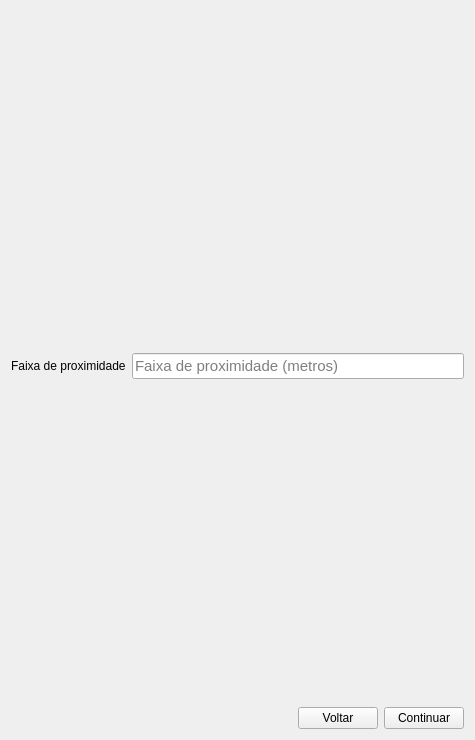
First picture: the form in screens/overlay_feature.ui, repository spuhub/prisma, before the edit.
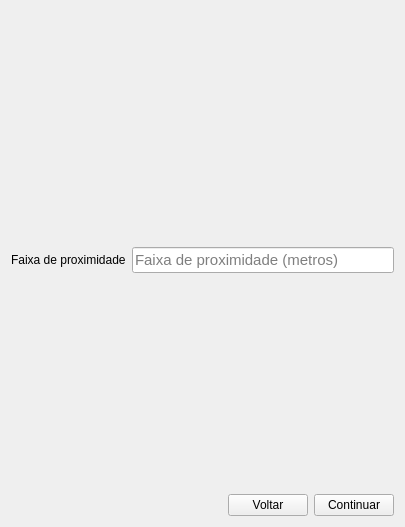
Second picture: the form after the edit.

What changed in the file:
```diff
--- a/screens/overlay_feature.ui
+++ b/screens/overlay_feature.ui
@@ -6,8 +6,8 @@
    <rect>
     <x>0</x>
     <y>0</y>
-    <width>475</width>
-    <height>740</height>
+    <width>405</width>
+    <height>527</height>
    </rect>
   </property>
   <property name="windowTitle">
```
